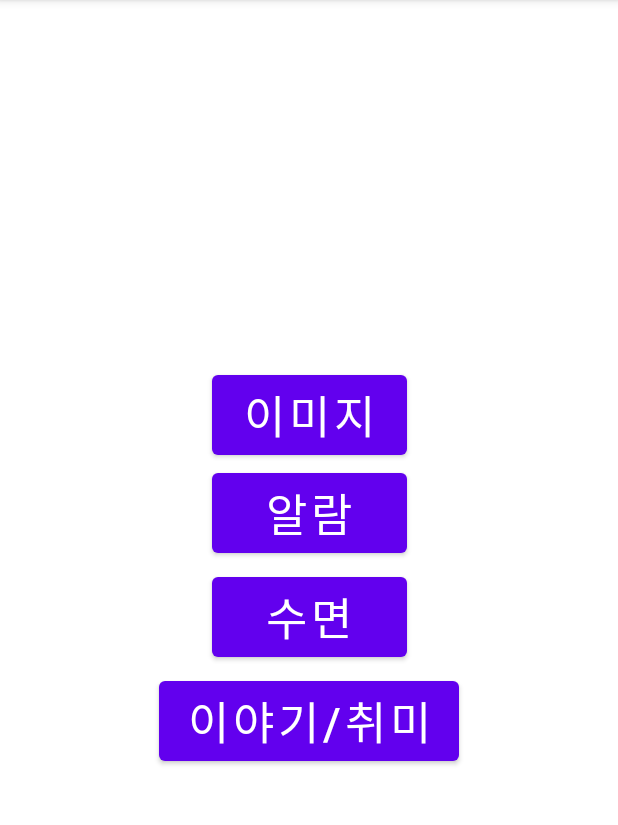
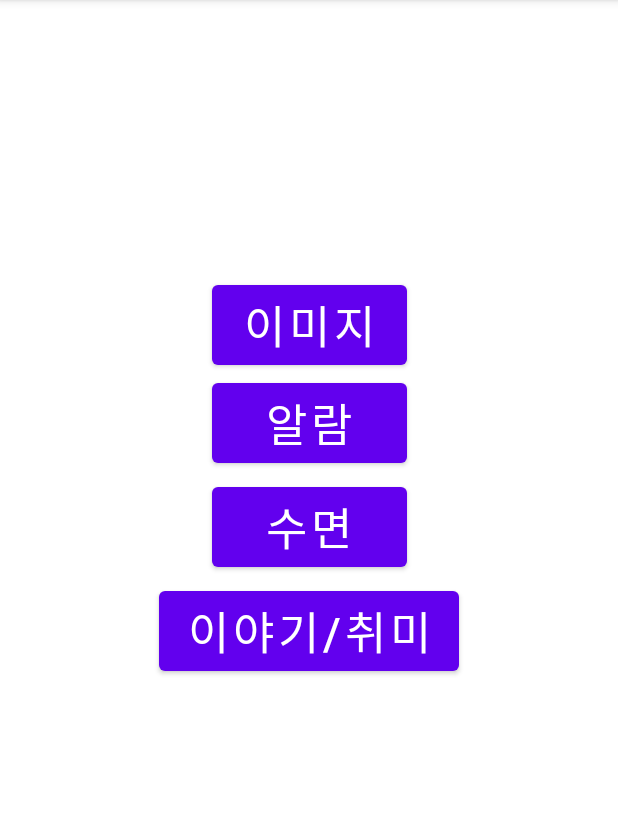
Before and after one commit to TYParrot/TemiRobot, an Android app: the screen it shows after launch (MainActivity), on a phone screen of 412 x 824 dp, the part 84-909 px from its top. Run offline under Robolectric (Android 15) with nearby library versions, the phone set to English and light mode, and no system bars.

Commit message:
[STYLE]Main UI와 Story UI 부분 디자인 개선

```diff
--- a/app/src/main/res/layout/activity_main.xml
+++ b/app/src/main/res/layout/activity_main.xml
@@ -12,7 +12,7 @@
         android:id="@+id/imageBtn"
         android:layout_width="130dp"
         android:layout_height="wrap_content"
-        android:layout_marginTop="244dp"
+        android:layout_marginTop="184dp"
         android:text="이미지"
         android:textSize = "30sp"
         app:layout_constraintEnd_toEndOf="parent"
--- a/app/src/main/res/layout/activity_storyhobby.xml
+++ b/app/src/main/res/layout/activity_storyhobby.xml
@@ -136,6 +136,7 @@
                 android:id="@+id/resultTextView"
                 android:layout_width="match_parent"
                 android:layout_height="wrap_content"
+                android:layout_marginTop="80dp"
                 android:textSize="40sp"
                 android:gravity="center"/>
         </LinearLayout>
```
